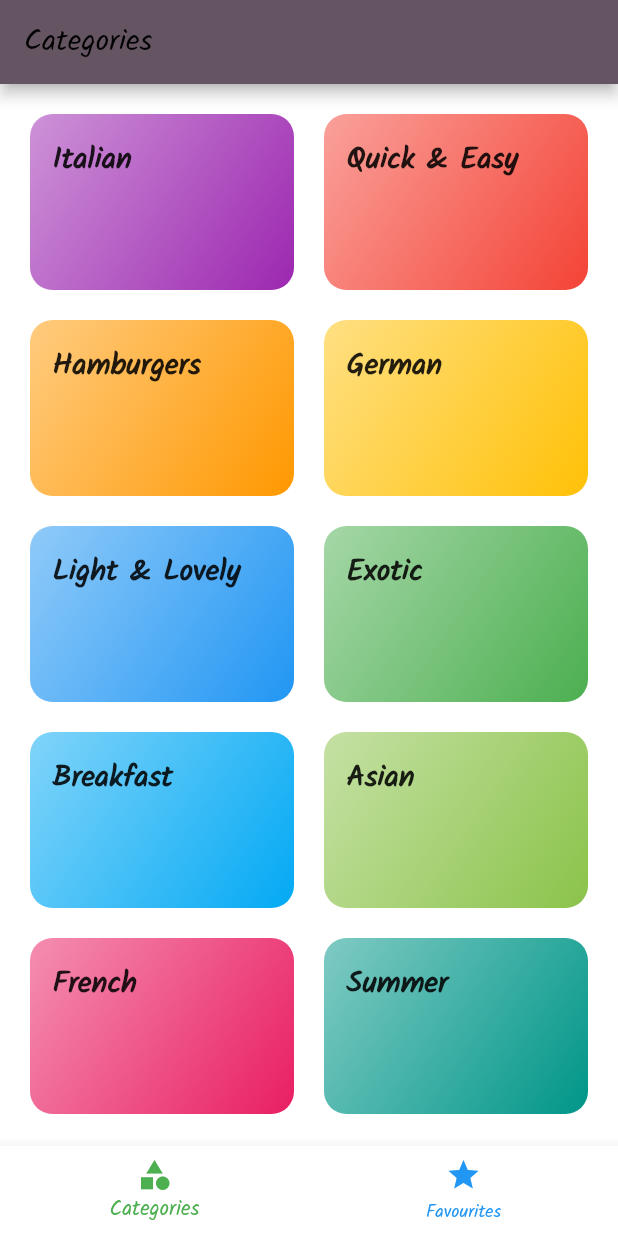
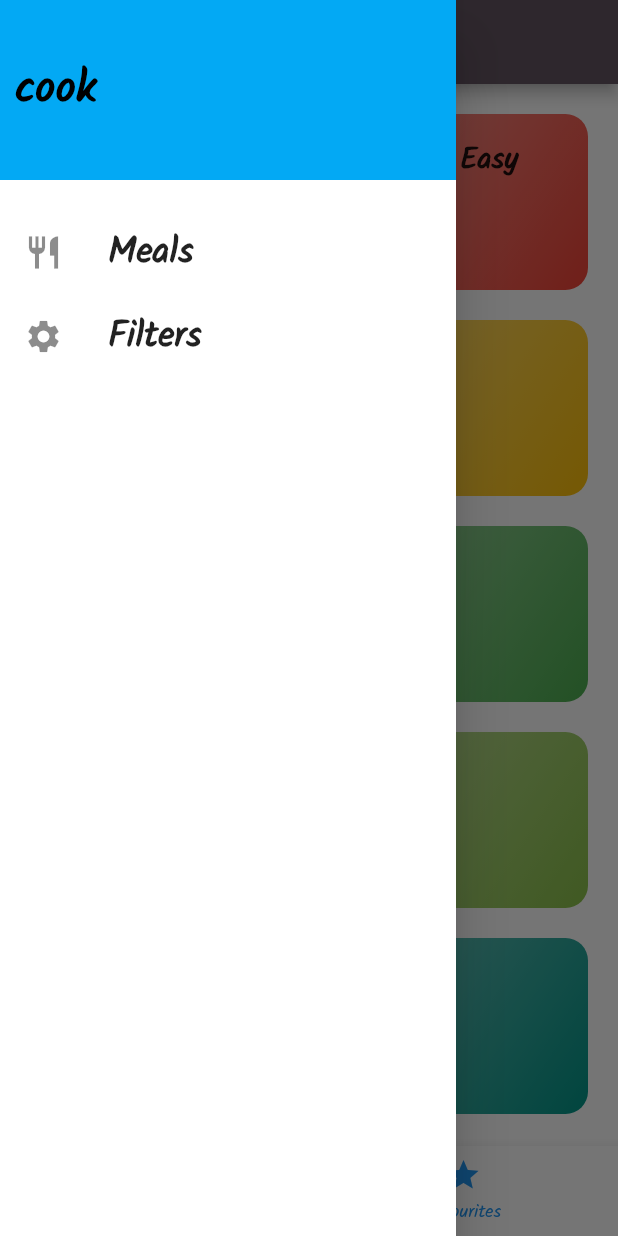
Before and after one commit to katskoru/meals_app, a Flutter app: the screen it shows after launch, with the side drawer open (before the commit the screen has no drawer), on a phone screen of 412 x 824 dp. Run offline on Flutter 3.47's test engine with Material 2 defaults, Android fonts, the phone set to English and light mode, and no system bars.

Commit message:
drawer added

```diff
--- a/lib/screens/tabs_screen.dart
+++ b/lib/screens/tabs_screen.dart
@@ -1,6 +1,7 @@
 import 'package:flutter/material.dart';
 import 'package:meals_app/screens/categories_screen.dart';
 import 'package:meals_app/screens/fav_screen.dart';
+import 'package:meals_app/widgets/main_drawer.dart';
 
 class TabsScreen extends StatefulWidget {
   TabsScreen({Key? key}) : super(key: key);
@@ -27,6 +28,7 @@ class _TabsScreenState extends State<TabsScreen> {
       appBar: AppBar(
         title: Text(_pages[_selectedPageIndex]["title"].toString()),
       ),
+      drawer: MainDrawer(),
       body: _pages[_selectedPageIndex]["page"] as Widget,
       bottomNavigationBar: BottomNavigationBar(
           onTap: _selectPage,
--- /dev/null
+++ b/lib/widgets/main_drawer.dart
@@ -0,0 +1,48 @@
+import 'package:flutter/material.dart';
+
+class MainDrawer extends StatelessWidget {
+  const MainDrawer({Key? key}) : super(key: key);
+
+  Widget buildListTile(String title, IconData icon) {
+    return ListTile(
+      onTap: () {},
+      leading: Icon(
+        icon,
+        size: 26,
+      ),
+      title: Text(
+        title,
+        style: TextStyle(fontSize: 24, fontWeight: FontWeight.bold),
+      ),
+    );
+  }
+
+  @override
+  Widget build(BuildContext context) {
+    return Drawer(
+      child: Column(
+        children: [
+          Container(
+              child: Text(
+                "cook",
+                style: TextStyle(
+                  fontWeight: FontWeight.bold,
+                  fontSize: 30,
+                  color: Theme.of(context).colorScheme.onPrimary,
+                ),
+              ),
+              height: 120,
+              width: double.infinity,
+              color: Theme.of(context).colorScheme.onBackground,
+              alignment: Alignment.centerLeft,
+              padding: EdgeInsets.all(10)),
+          const SizedBox(
+            height: 20,
+          ),
+          buildListTile("Meals", Icons.restaurant),
+          buildListTile("Filters", Icons.settings),
+        ],
+      ),
+    );
+  }
+}
```
